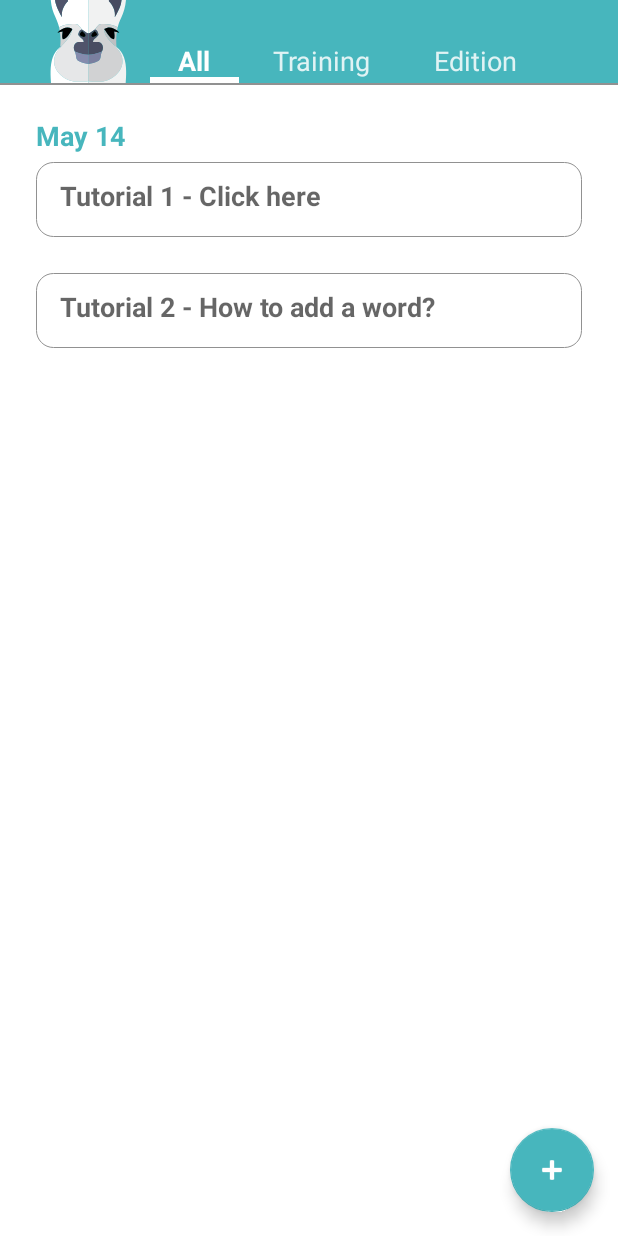
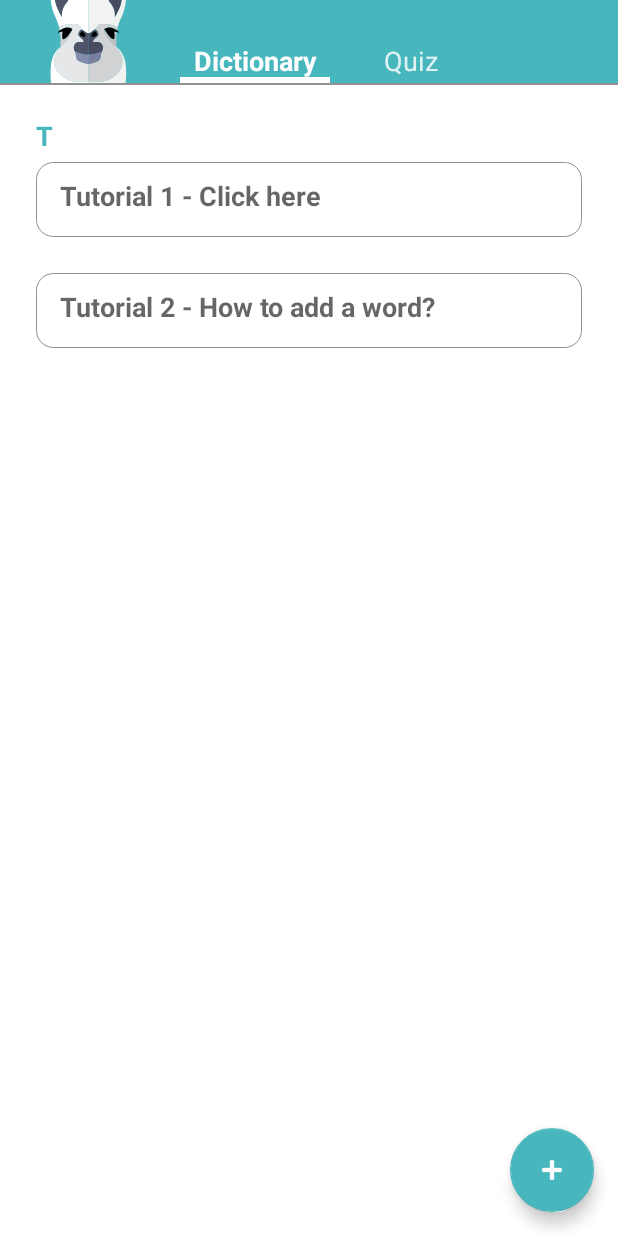
Before and after one commit to OresteVisari/prof-lama, an Android app: the screen it shows after launch (MainActivity), on a phone screen of 412 x 824 dp. Run offline under Robolectric (Android 15) with nearby library versions, the light colour scheme and no system bars; libraries missing offline, so code that uses them is left out: org.commonmark.node, org.commonmark.parser, org.commonmark.renderer; 2 statements that could not run were skipped.

Commit message:
Remove the edition menu and switch to Dictionnary mode

```diff
--- a/app/src/main/java/fr/pbenoit/proflama/controller/MenuController.java
+++ b/app/src/main/java/fr/pbenoit/proflama/controller/MenuController.java
@@ -4,29 +4,23 @@ import android.graphics.Typeface;
 import android.view.View;
 import android.widget.ListView;
 import android.widget.TextView;
-import android.widget.Toast;
 
 import fr.pbenoit.proflama.R;
 import fr.pbenoit.proflama.activities.MainActivity;
-import fr.pbenoit.proflama.adapters.NoteAdapter;
-import fr.pbenoit.proflama.utilities.NotesUtils;
 
 public class MenuController {
 
     private TextView menuItemAll;
     private TextView menuItemTraining;
-    private TextView menuItemEdition;
 
     public static final String ALL = "ALL";
     public static final String TRAINING = "TRAINING";
-    public static final String EDITION = "EDITION";
     public static String CURRENT_MENU = ALL;
 
 
     public MenuController(final MainActivity activity, final ListView list) {
         this.menuItemAll = activity.findViewById(R.id.textMenuAll);
         this.menuItemTraining = activity.findViewById(R.id.textMenuTraining);
-        this.menuItemEdition = activity.findViewById(R.id.textMenuEdition);
 
         View.OnClickListener onClickMainPageMenu = new View.OnClickListener() {
             @Override
@@ -40,17 +34,9 @@ public class MenuController {
                 activity.openTrainingMode();
             }
         };
-        View.OnClickListener onClickEditionMenu = new View.OnClickListener() {
-            @Override
-            public void onClick(View view) {
-                //activity.openEditionPage();
-                Toast.makeText(activity.getApplicationContext(),"Coming soon!", Toast.LENGTH_SHORT).show();
-            }
-        };
 
         menuItemAll.setOnClickListener(onClickMainPageMenu);
         menuItemTraining.setOnClickListener(onClickTrainingMenu);
-        menuItemEdition.setOnClickListener(onClickEditionMenu);
     }
 
     public void enableMenu(String name) {
@@ -59,20 +45,12 @@ public class MenuController {
                 CURRENT_MENU = TRAINING;
                 enableMenuItem(this.menuItemTraining);
                 disableMenuItem(this.menuItemAll);
-                disableMenuItem(this.menuItemEdition);
-                break;
-            case EDITION:
-                CURRENT_MENU = EDITION;
-                enableMenuItem(this.menuItemEdition);
-                disableMenuItem(this.menuItemAll);
-                disableMenuItem(this.menuItemTraining);
                 break;
             case ALL:
             default:
                 CURRENT_MENU = ALL;
                 enableMenuItem(this.menuItemAll);
                 disableMenuItem(this.menuItemTraining);
-                disableMenuItem(this.menuItemEdition);
                 break;
         }
     }
--- a/app/src/main/java/fr/pbenoit/proflama/models/Note.java
+++ b/app/src/main/java/fr/pbenoit/proflama/models/Note.java
@@ -13,7 +13,7 @@ public class Note implements  Comparable<Note> {
 
     public transient static final String ALPHABETIC = "ALPHABETIC";
 
-    public transient static String ORDER_MODE = DATE;
+    public transient static String ORDER_MODE = ALPHABETIC;
 
     private transient String formattedTitle;
 
--- a/app/src/main/res/layout/menu.xml
+++ b/app/src/main/res/layout/menu.xml
@@ -26,10 +26,10 @@
         <FrameLayout
             android:layout_width="match_parent"
             android:layout_height="match_parent"
-            android:paddingLeft="100dp">
+            android:paddingLeft="120dp">
             <TextView
                 android:id="@+id/textMenuAll"
-                android:layout_width="59dp"
+                android:layout_width="100dp"
                 android:layout_height="match_parent"
                 android:background="@drawable/border"
                 android:paddingTop="28dp"
@@ -43,7 +43,7 @@
         <FrameLayout
             android:layout_width="match_parent"
             android:layout_height="match_parent"
-            android:paddingLeft="174dp">
+            android:paddingLeft="234dp">
             <TextView
                 android:id="@+id/textMenuTraining"
                 android:layout_width="80dp"
@@ -55,20 +55,6 @@
                 android:textSize="18sp" />
         </FrameLayout>
 
-        <FrameLayout
-            android:layout_width="match_parent"
-            android:layout_height="match_parent"
-            android:paddingLeft="270dp">
-            <TextView
-                android:id="@+id/textMenuEdition"
-                android:layout_width="94dp"
-                android:layout_height="match_parent"
-                android:paddingTop="28dp"
-                android:text="@string/menuItemEdition"
-                android:textAlignment="center"
-                android:textColor="#D5FFFFFF"
-                android:textSize="18sp" />
-        </FrameLayout>
     </FrameLayout>
 
     <View
--- a/app/src/main/res/values/strings.xml
+++ b/app/src/main/res/values/strings.xml
@@ -4,9 +4,8 @@
 
     <!-- Main screen -->
     <string name="mainScreenTitle">Prof Lama</string>
-    <string name="menuItemAll">All</string>
-    <string name="menuItemTraining">Training</string>
-    <string name="menuItemEdition">Edition</string>
+    <string name="menuItemAll">Dictionary</string>
+    <string name="menuItemTraining">Quiz</string>
 
     <!-- Add and update -->
     <string name="save">Save</string>
```
Also changed, not shown: app/src/main/java/fr/pbenoit/proflama/activities/MainActivity.java (+0 -10 lines), 2 other files.
